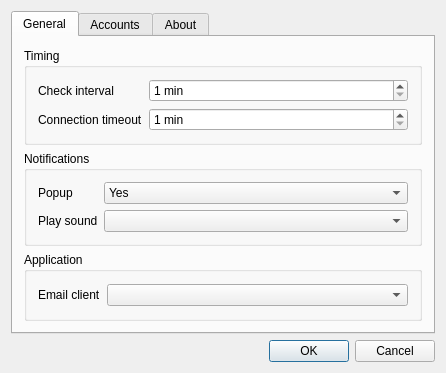
The window that MailCheckerDlg.ui (congchenutd/mailchecker) describes before a commit, drawn with Qt 5.
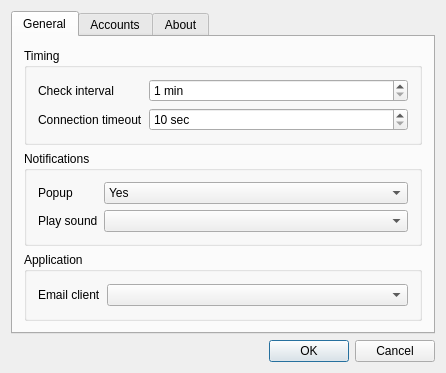
The same window after the commit. The open tabs and pages were chosen to show the change. Icons and pictures are not drawn. Custom widgets are drawn as their Qt base class.

What changed in the file:
```diff
--- a/MailCheckerDlg.ui
+++ b/MailCheckerDlg.ui
@@ -60,12 +60,15 @@
           <item row="1" column="1">
            <widget class="QSpinBox" name="sbTimeout">
             <property name="suffix">
-             <string> min</string>
+             <string> sec</string>
             </property>
             <property name="minimum">
-             <number>1</number>
+             <number>10</number>
             </property>
             <property name="maximum">
+             <number>60</number>
+            </property>
+            <property name="singleStep">
              <number>10</number>
             </property>
            </widget>
```
Left out of the diff: 4 changed lines with no effect on the pictures.
